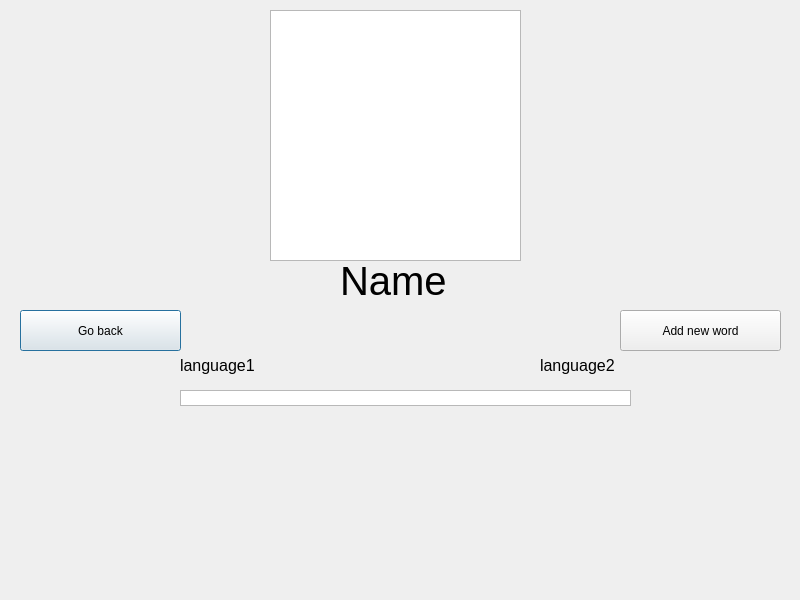
This is listcontent.ui in MaybeAshLately/adelajdaQT as Qt 5 draws it before an edit. The edited form follows.
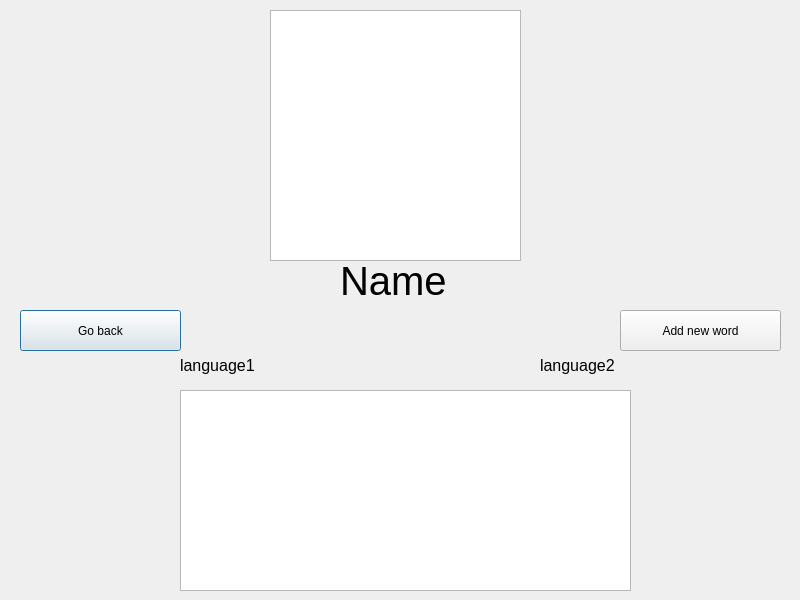
This is the edited form.

Patch:
```diff
--- a/listcontent.ui
+++ b/listcontent.ui
@@ -116,7 +116,7 @@
      <x>180</x>
      <y>390</y>
      <width>451</width>
-     <height>16</height>
+     <height>201</height>
     </rect>
    </property>
    <property name="cursor" stdset="0">
```
